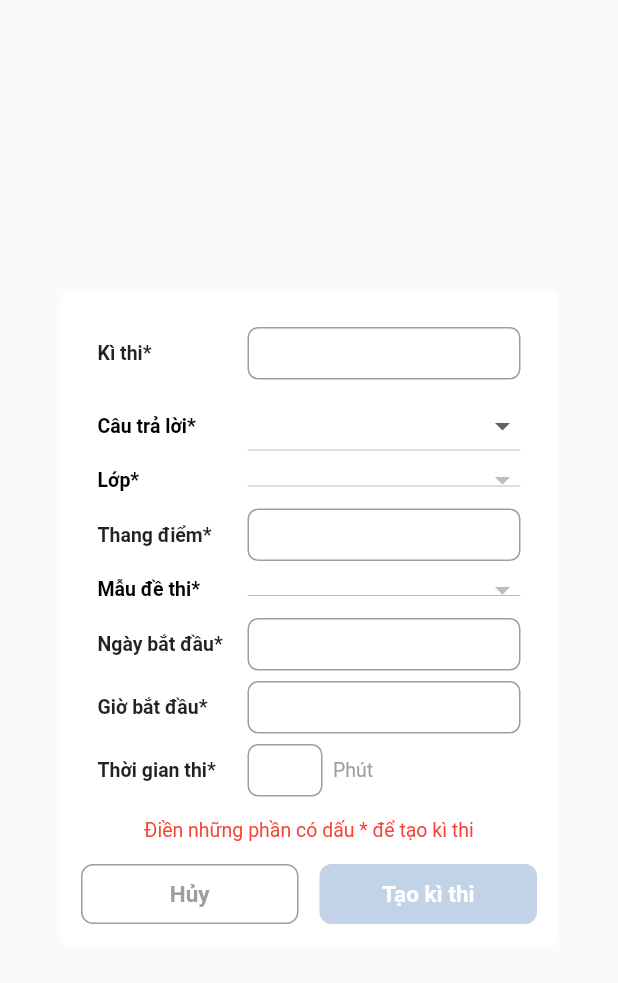
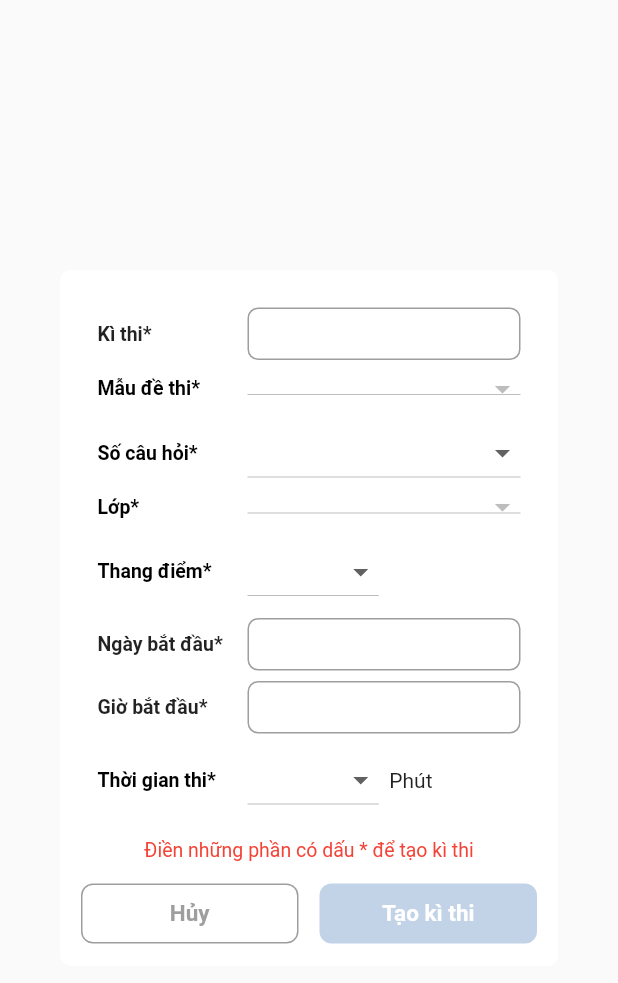
Before and after one commit to kietdt/camera_marker-flutter-app, a Flutter app: the DialogExam widget shown alone on an empty page, opened directly with empty values, on a phone screen of 412 x 824 dp. Shown: the top 983 px of the screen. Run offline on Flutter 3.47's test engine with Material 2 defaults, Android fonts, the phone set to English and light mode, and no system bars; our stand-ins replace camera, dio, flutter_datetime_picker, flutter_spinkit, get, package_info and 5 more; missing offline and left inert: excel, flutter_downloader, syncfusion_flutter_xlsio; accounts and stored records are empty; network calls fail.

Commit message:
[NEW] release 1.0.0_2

```diff
--- a/lib/model/config.dart
+++ b/lib/model/config.dart
@@ -68,6 +68,9 @@ class Template {
 
   String get titleDisplay => (title ?? "") + " - " + (typeDecs ?? "");
 
+  List<int> get questionsSelect =>
+      List<int>.generate(question ?? 0, (index) => index + 1);
+
   Template(
       {this.id,
       this.title,
--- a/lib/model/exam.dart
+++ b/lib/model/exam.dart
@@ -54,9 +54,6 @@ class Exam {
       .tbResult
       .entities
       .where((element) => (resultIds ?? []).contains(element.id)));
-
-  static List<int> questionsSelect =
-      List<int>.generate(200, (index) => index + 1);
 
   Exam.fromJson(Map json) {
     this.id = json["id"];
--- a/lib/view/dialog/dialog_exam.dart
+++ b/lib/view/dialog/dialog_exam.dart
@@ -25,13 +25,14 @@ class DialogExam extends StatelessWidget {
     titleCtr.text = this.exam?.title ?? "";
     questionValue = this.exam?.question;
     myClassSeletected = this.exam?.myClass;
-    pointCtr.text = this.exam?.maxPoint?.toString() ?? "";
+    pointSelected = this.exam?.maxPoint;
     templateSelected = this.exam?.template;
     dateStartCtr.text = Utils.dateToStr(this.exam?.startAt);
     timeStartCtr.text = Utils.dateToStr(this.exam?.startAt, pattern: Utils.HM);
-    timeCtr.text = this.exam?.minutes?.toString() ?? "";
+    // timeCtr.text = this.exam?.minutes?.toString() ?? "";
     dtStart = this.exam?.startAt;
-    validate();
+    durationSelected = this.exam?.minutes;
+    // validate();
   }
 
   final Exam? exam;
@@ -39,19 +40,22 @@ class DialogExam extends StatelessWidget {
   final Function(Exam exam) onConfirm;
 
   final TextEditingController titleCtr = TextEditingController();
-  final TextEditingController pointCtr = TextEditingController();
-  final TextEditingController timeCtr = TextEditingController();
+  // final TextEditingController pointCtr = TextEditingController();
+  // final TextEditingController timeCtr = TextEditingController();
   final TextEditingController dateStartCtr = TextEditingController();
   final TextEditingController timeStartCtr = TextEditingController();
 
   final FocusNode titleFcn = FocusNode();
-  final FocusNode pointFcn = FocusNode();
-  final FocusNode timeFcn = FocusNode();
+  // final FocusNode pointFcn = FocusNode();
+  // final FocusNode timeFcn = FocusNode();
 
   late int? questionValue;
-  DropdownGenList<int> get myQuestions =>
-      DropdownGenList(List<DropdownGen<int>>.from(Exam.questionsSelect
-          .map((e) => DropdownGen<int>(title: e.toString(), value: e, id: e))));
+  late Rx<DropdownGenList<int>> myQuestions = DropdownGenList(
+          List<DropdownGen<int>>.from(templateSelected?.questionsSelect.map(
+                  (e) =>
+                      DropdownGen<int>(title: e.toString(), value: e, id: e)) ??
+              [DropdownGen<int>(title: 0.toString(), value: 0, id: 0)]))
+      .obs;
 
   late MyClass? myClassSeletected;
   DropdownGenList<MyClass> get myClass => DropdownGenList(
@@ -62,6 +66,16 @@ class DialogExam extends StatelessWidget {
   DropdownGenList<Template> get myTemplate => DropdownGenList(
       List<DropdownGen<Template>>.from(DataBaseCtr().tbTemplate.entities.map(
           (e) => DropdownGen<Template>(title: e.title, value: e, id: e.id))));
+
+  late int? durationSelected;
+  DropdownGenList<int> duration = DropdownGenList(List<DropdownGen<int>>.from(
+      List.generate(171, (index) => index + 10)
+          .map((e) => DropdownGen<int>(title: e.toString(), value: e, id: e))));
+
+  late double? pointSelected;
+  DropdownGenList<int> points = DropdownGenList(List<DropdownGen<int>>.from(
+      List.generate(100, (index) => index + 1)
+          .map((e) => DropdownGen<int>(title: e.toString(), value: e, id: e))));
 
   DateTime? dtStart;
 
@@ -117,17 +131,35 @@ class DialogExam extends StatelessWidget {
       child: Column(
         mainAxisSize: MainAxisSize.min,
         children: [
-          _item("Kì thi*", titleFcn, titleCtr),
+          _item("Kì thi*", titleFcn, titleCtr, context, unFocus: false),
           SizedBox(height: 7),
-          _itemDropdown<int>(
-              title: "Câu trả lời*",
+          _itemDropdown<Template>(
+              title: "Mẫu đề thi*",
+              defaultValue: DropdownGen<Template>(id: templateSelected?.id),
+              items: myTemplate,
+              onChanged: (Template? value) {
+                if ((questionValue ?? 0) > (value?.question ?? 0)) {
+                  questionValue = null;
+                }
+                templateSelected = value;
+                myQuestions.value = DropdownGenList(List<DropdownGen<int>>.from(
+                    templateSelected?.questionsSelect.map((e) =>
+                            DropdownGen<int>(
+                                title: e.toString(), value: e, id: e)) ??
+                        []));
+                print("CHỌN CÂU TRẢ LỜI ====================>$questionValue");
+                validate(context);
+              }),
+          SizedBox(height: 7),
+          Obx(() => _itemDropdown<int>(
+              title: "Số câu hỏi*",
               defaultValue: DropdownGen<int>(id: questionValue),
-              items: myQuestions,
+              items: myQuestions.value,
               onChanged: (int? value) {
                 questionValue = value;
                 print("CHỌN CÂU TRẢ LỜI ====================>$questionValue");
-                validate();
-              }),
+                validate(context);
+              })),
           _itemDropdown<MyClass>(
               title: "Lớp*",
               defaultValue: DropdownGen<MyClass>(id: myClassSeletected?.id),
@@ -135,34 +167,44 @@ class DialogExam extends StatelessWidget {
               onChanged: (MyClass? value) {
                 myClassSeletected = value;
                 print("CHỌN CÂU TRẢ LỜI ====================>$questionValue");
-                validate();
+                validate(context);
               }),
           SizedBox(height: 7),
-          _item("Thang điểm*", pointFcn, pointCtr,
-              textInputType: TextInputType.number),
+          _itemDropdown<int>(
+              title: "Thang điểm*",
+              defaultValue: DropdownGen<int>(id: pointSelected?.toInt()),
+              items: points,
+              onChanged: (int? value) {
+                pointSelected = (value ?? 0) + 0.0;
+                print(
+                    "CHỌN THỜI GIAN THI ====================>$durationSelected");
+                validate(context);
+              },
+              suffixText: ""),
           SizedBox(height: 7),
-          _itemDropdown<Template>(
-              title: "Mẫu đề thi*",
-              defaultValue: DropdownGen<Template>(id: templateSelected?.id),
-              items: myTemplate,
-              onChanged: (Template? value) {
-                templateSelected = value;
-                print("CHỌN CÂU TRẢ LỜI ====================>$questionValue");
-                validate();
-              }),
-          SizedBox(height: 7),
-          _item("Ngày bắt đầu*", null, dateStartCtr,
+          _item("Ngày bắt đầu*", null, dateStartCtr, context,
               readonly: true, textInputType: TextInputType.number, onTap: () {
             showDate(context);
           }),
           SizedBox(height: 7),
-          _item("Giờ bắt đầu*", null, timeStartCtr,
+          _item("Giờ bắt đầu*", null, timeStartCtr, context,
               readonly: true, textInputType: TextInputType.number, onTap: () {
             showTime(context);
           }),
           SizedBox(height: 7),
-          _itemTime("Thời gian thi*", timeFcn, timeCtr,
-              textInputType: TextInputType.number, suffixText: "Phút"),
+          // _itemTime("Thời gian thi*", timeFcn, timeCtr,
+          //     textInputType: TextInputType.number, suffixText: "Phút"),
+          _itemDropdown<int>(
+              title: "Thời gian thi*",
+              defaultValue: DropdownGen<int>(id: durationSelected),
+              items: duration,
+              onChanged: (int? value) {
+                durationSelected = value;
+                print(
+                    "CHỌN THỜI GIAN THI ====================>$durationSelected");
+                validate(context);
+              },
+              suffixText: "Phút"),
           SizedBox(height: 15),
           Text(
             "Điền những phần có dấu * để tạo kì thi",
@@ -176,11 +218,13 @@ class DialogExam extends StatelessWidget {
   }
 
   Widget _item(String title, FocusNode? fcn, TextEditingController ctr,
+      BuildContext context,
       {TextInputType? textInputType,
       bool readonly = false,
       Function(String)? onChanged,
       String? suffixText,
-      Function()? onTap}) {
+      Function()? onTap,
+      bool unFocus = true}) {
     return Row(
       children: [
         Container(
@@ -205,7 +249,7 @@ class DialogExam extends StatelessWidget {
                 if (onChanged != null) {
                   onChanged(text);
                 }
-                validate();
+                validate(context, unFocus: unFocus);
               },
               style: ResourceManager()
                   .text
@@ -218,48 +262,49 @@ class DialogExam extends StatelessWidget {
     );
   }
 
-  Widget _itemTime(String title, FocusNode? fcn, TextEditingController ctr,
-      {TextInputType? textInputType,
-      bool readonly = false,
-      String? suffixText,
-      Function()? onTap}) {
-    return Row(children: [
-      Container(
-        width: 100,
-        child: Text(
-          title,
-          style: ResourceManager().text.boldStyle.copyWith(fontSize: inputSize),
-        ),
-      ),
-      Container(
-        width: 50,
-        height: inputHeight,
-        child: TextFieldView(
-          keyboardType: textInputType,
-          controller: ctr,
-          focusNode: fcn,
-          readOnly: readonly,
-          maxLength: 4,
-          onTap: onTap,
-          onChanged: (text) {
-            validate();
-          },
-          style:
-              ResourceManager().text.normalStyle.copyWith(fontSize: inputSize),
-        ),
-      ),
-      SizedBox(width: 7),
-      Text(suffixText ?? "",
-          style: ResourceManager().text.normalStyle.copyWith(
-              fontSize: inputSize, color: ResourceManager().color.des))
-    ]);
-  }
+  // Widget _itemTime(String title, FocusNode? fcn, TextEditingController ctr,
+  //     {TextInputType? textInputType,
+  //     bool readonly = false,
+  //     String? suffixText,
+  //     Function()? onTap}) {
+  //   return Row(children: [
+  //     Container(
+  //       width: 100,
+  //       child: Text(
+  //         title,
+  //         style: ResourceManager().text.boldStyle.copyWith(fontSize: inputSize),
+  //       ),
+  //     ),
+  //     Container(
+  //       width: 50,
+  //       height: inputHeight,
+  //       child: TextFieldView(
+  //         keyboardType: textInputType,
+  //         controller: ctr,
+  //         focusNode: fcn,
+  //         readOnly: readonly,
+  //         maxLength: 4,
+  //         onTap: onTap,
+  //         onChanged: (text) {
+  //           validate();
+  //         },
+  //         style:
+  //             ResourceManager().text.normalStyle.copyWith(fontSize: inputSize),
+  //       ),
+  //     ),
+  //     SizedBox(width: 7),
+  //     Text(suffixText ?? "",
+  //         style: ResourceManager().text.normalStyle.copyWith(
+  //             fontSize: inputSize, color: ResourceManager().color.des))
+  //   ]);
+  // }
 
   Widget _itemDropdown<T>(
       {required String title,
       required DropdownGenList<T> items,
       required void Function(T? dropdownGen)? onChanged,
-      required DropdownGen<T>? defaultValue}) {
+      required DropdownGen<T>? defaultValue,
+      String? suffixText}) {
     return Row(
       children: [
         Container(
@@ -270,7 +315,11 @@ class DialogExam extends StatelessWidget {
                 fontSize: inputSize, color: ResourceManager().color.black),
           ),
         ),
-        Expanded(child: _dropdown<T>(items, onChanged, defaultValue))
+        Expanded(child: _dropdown<T>(items, onChanged, defaultValue)),
+        if (suffixText != null) ...[
+          SizedBox(width: 7),
+          Expanded(flex: 1, child: Text(suffixText))
+        ]
       ],
     );
   }
@@ -352,12 +401,12 @@ class DialogExam extends StatelessWidget {
         title: titleCtr.text.trim(),
         question: questionValue,
         myClassId: myClassSeletected?.id,
-        maxPoint: double.parse(pointCtr.text.trim()),
+        maxPoint: pointSelected,
         templateId: templateSelected?.id,
         startAt: dtStart,
         resultIds: this.exam?.resultIds,
         answerIds: this.exam?.answerIds,
-        minutes: int.tryParse(timeCtr.text.trim()));
+        minutes: durationSelected);
     if (this.exam?.templateId != null &&
         this.exam?.templateId != templateSelected?.id &&
         (exam.answer.length > 0 || exam.result.length > 0)) {
@@ -384,17 +433,20 @@ class DialogExam extends StatelessWidget {
     onConfirm(exam);
   }
 
-  void validate() {
+  void validate(BuildContext context, {bool unFocus = true}) {
     bool valid = true;
+    if (unFocus) {
+      FocusScope.of(context).requestFocus(new FocusNode());
+    }
     if (titleCtr.text.isEmpty) {
       valid = false;
-    } else if (pointCtr.text.isEmpty) {
+    } else if (pointSelected == null) {
       valid = false;
     } else if (timeStartCtr.text.isEmpty) {
       valid = false;
     } else if (dateStartCtr.text.isEmpty) {
       valid = false;
-    } else if (timeCtr.text.isEmpty) {
+    } else if (durationSelected == null) {
       valid = false;
     } else if (questionValue == null) {
       valid = false;
--- a/pubspec.yaml
+++ b/pubspec.yaml
@@ -3,7 +3,7 @@ description: A new Flutter project.
 
 publish_to: 'none'
 
-version: 1.0.0+1
+version: 1.0.0+2
 
 environment:
   sdk: ">=2.12.0 <3.0.0"
```
